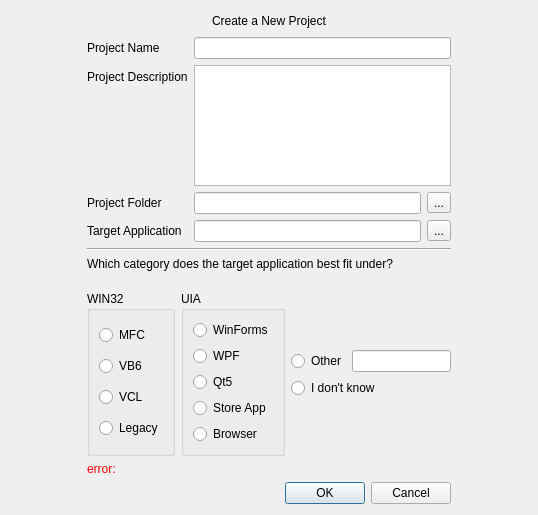
The window that src/gui/ui/newprojectdialog.ui (facade-technologies-inc/facile) describes before a commit, drawn with Qt 5.
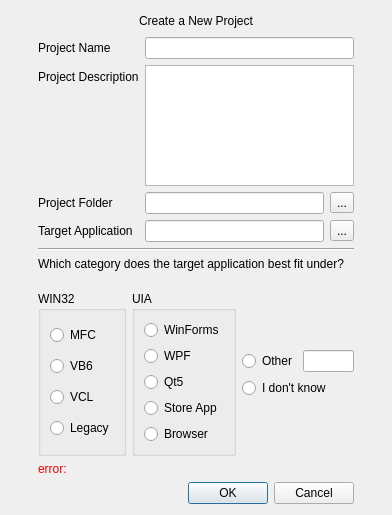
The same window after the commit.

Patch:
```diff
--- a/src/gui/ui/newprojectdialog.ui
+++ b/src/gui/ui/newprojectdialog.ui
@@ -6,7 +6,7 @@
             <rect>
                 <x>0</x>
                 <y>0</y>
-                <width>538</width>
+    <width>392</width>
                 <height>515</height>
             </rect>
         </property>
```
Left out of the diff: 3 changed lines with no effect on the pictures. Lines whose indentation alone changed are shown as unchanged.
